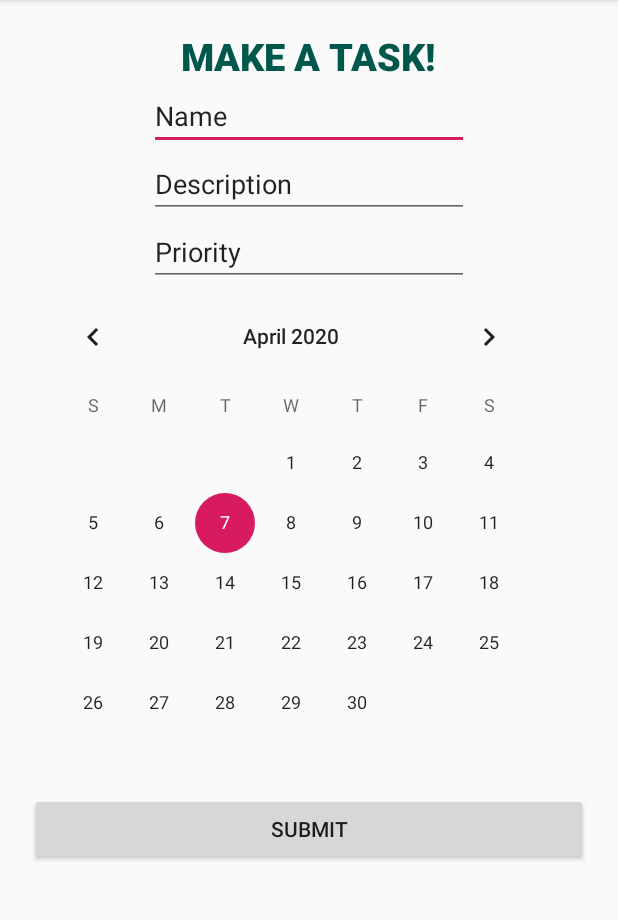
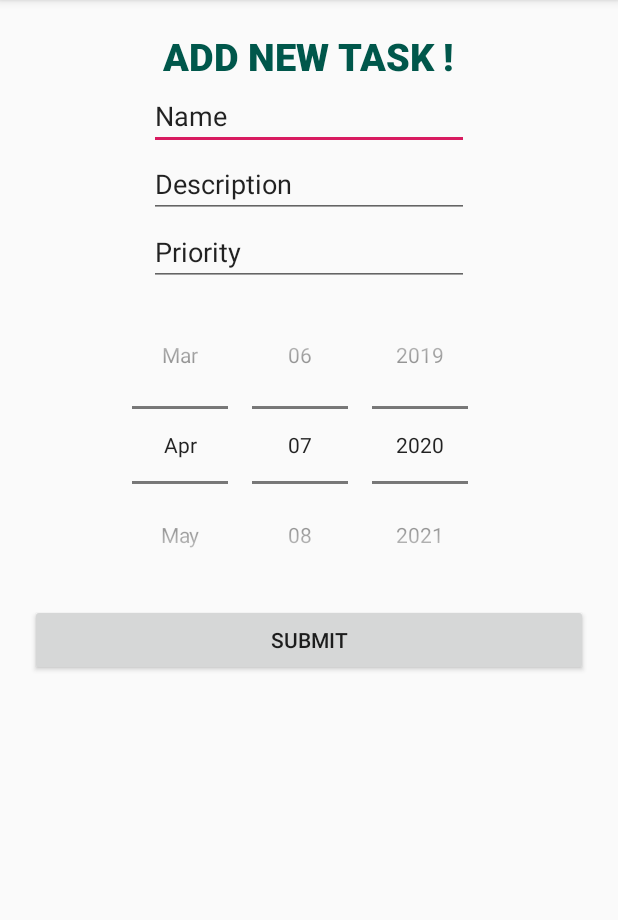
Before and after one commit to Kahina-75/Taskand, an Android app: the screen it shows after launch (MakeTaskActivity), on a phone screen of 412 x 824 dp, the part 84-1004 px from its top. Run offline under Robolectric (Android 15) with nearby library versions, the phone set to English and light mode, and no system bars.

Commit message:
1-Rafinement du formulaire -New Task- , 2-Ajout dans fichier json, 3- Lecture depuis fichier Json;

```diff
--- a/Taskand/app/src/main/res/layout/activity_make_task.xml
+++ b/Taskand/app/src/main/res/layout/activity_make_task.xml
@@ -11,7 +11,7 @@
         android:id="@+id/txvHeaderMakeTask"
         android:layout_width="wrap_content"
         android:layout_height="wrap_content"
-        android:text="MAKE A TASK!"
+        android:text="ADD NEW TASK !"
         android:fontFamily="sans-serif-black"
         android:textColor="@color/colorPrimaryDark"
         android:textSize="25dp"
@@ -70,30 +70,33 @@
             android:ems="10"
             android:inputType="textPersonName"
             android:text="Priority" />
-        />
     </RelativeLayout>
 
 
     <RelativeLayout
-        android:id="@+id/date"
         android:layout_width="match_parent"
         android:layout_height="wrap_content"
         android:layout_below="@id/priority"
-
+        android:id="@+id/picker"
         >
 
-        <CalendarView
-            android:id="@+id/calendarView"
+
+        <DatePicker
+            android:id="@+id/datePicker1"
             android:layout_width="wrap_content"
-            android:layout_height="wrap_content" />
+            android:layout_height="wrap_content"
+            android:datePickerMode="spinner"
+
+            android:layout_marginLeft="60dp"
+            android:calendarViewShown="false"/>
     </RelativeLayout>
 
     <Button
+        android:id="@+id/bt1"
         android:layout_width="match_parent"
         android:layout_height="wrap_content"
-        android:layout_below="@+id/date"
+        android:layout_below="@+id/picker"
         android:text="Submit">
-
     </Button>
 
 
```
Also changed, not shown: Taskand/app/src/main/java/com/example/taskand/MakeTaskActivity.java (+93 -1 lines).
